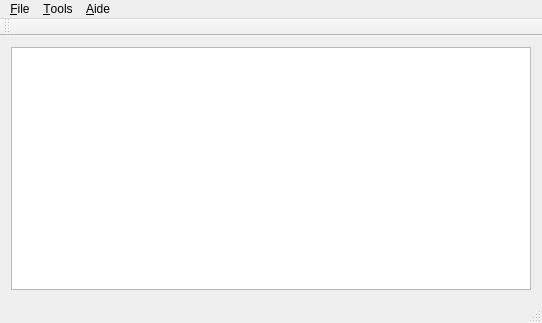
Qt form mainwindow.ui (y0ug/QArpWatch) before a commit.
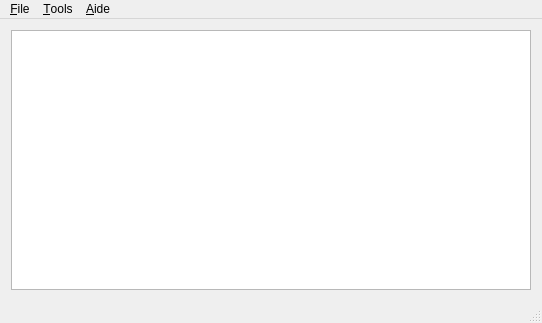
The same form after that commit.

Commit message: Fix About dialog size and remove toolbar in mainwindow

```diff
--- a/mainwindow.ui
+++ b/mainwindow.ui
@@ -60,14 +60,6 @@
    <addaction name="menuTools"/>
    <addaction name="menu_Aide"/>
   </widget>
-  <widget class="QToolBar" name="mainToolBar">
-   <attribute name="toolBarArea">
-    <enum>TopToolBarArea</enum>
-   </attribute>
-   <attribute name="toolBarBreak">
-    <bool>false</bool>
-   </attribute>
-  </widget>
   <widget class="QStatusBar" name="statusBar"/>
   <action name="action_Quitter">
    <property name="text">
```
The commit also changes 1 other file.
